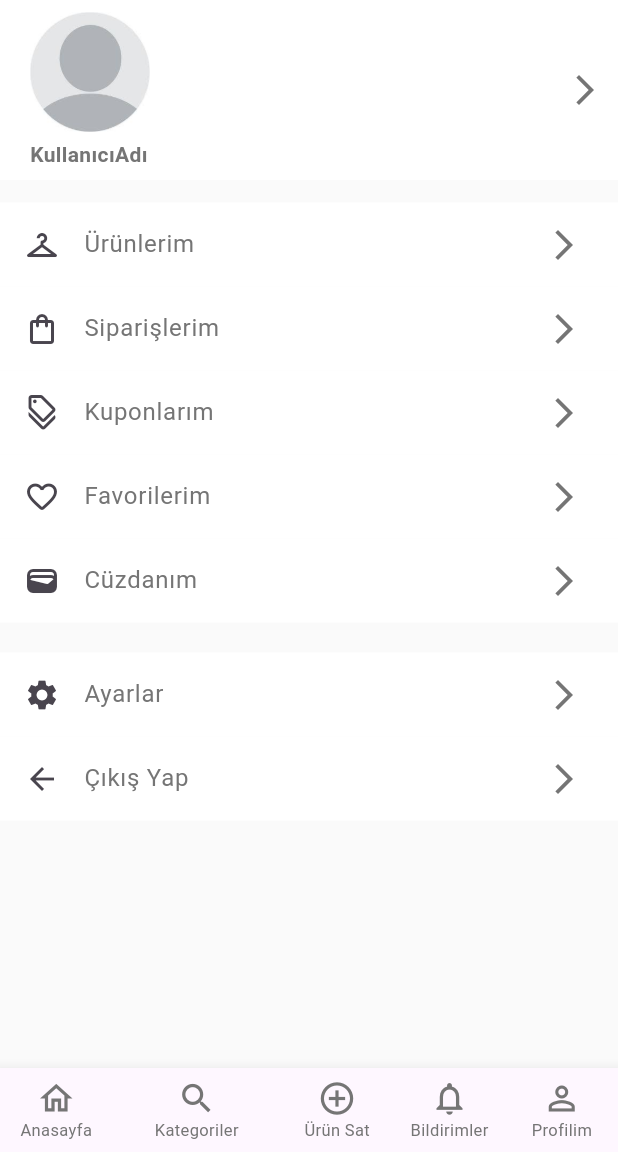
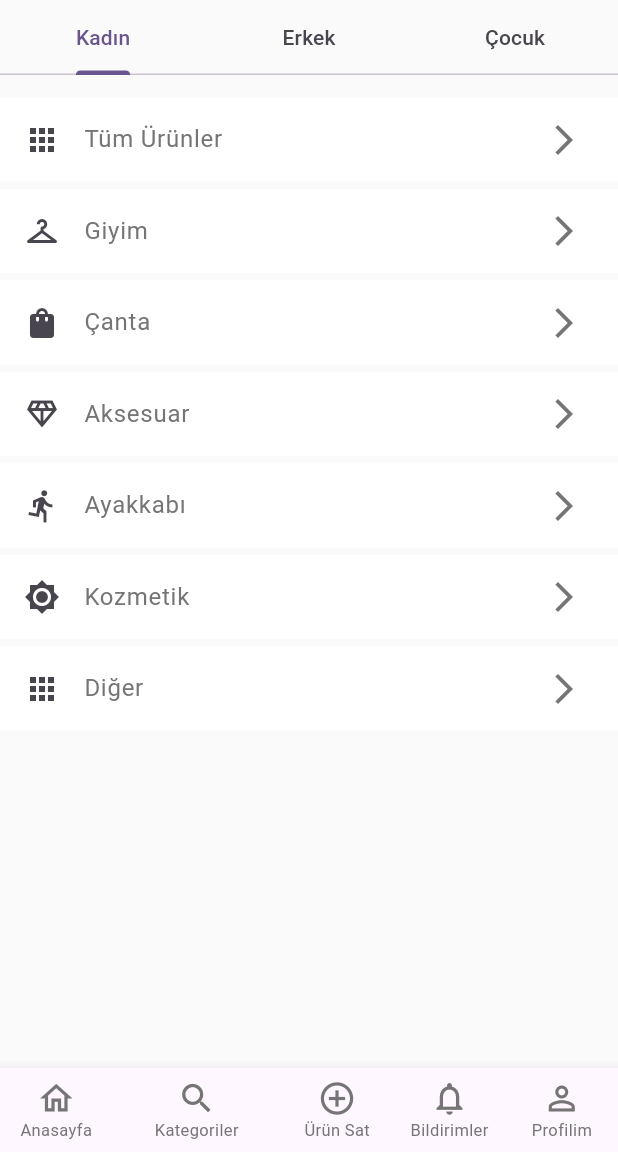
Before and after one commit to aysenurcftc/ShoppingAppFlutter, a Flutter app: the screen it shows after launch, item 2 of the bottom bar chosen, on a phone screen of 412 x 824 dp, the part 84-1236 px from its top. Run offline on Flutter 3.47's test engine with Material 2 defaults, Android fonts, the phone set to English and light mode, and no system bars.

Commit message:
added categories screen

```diff
--- a/lib/ui/bottomnav-screen.dart
+++ b/lib/ui/bottomnav-screen.dart
@@ -1,7 +1,9 @@
 
 import 'package:flutter/material.dart';
 import 'package:senior_project/ui/add-product-screen.dart';
+import 'package:senior_project/ui/categories_secreen.dart';
 import 'package:senior_project/ui/home-screen.dart';
+import 'package:senior_project/ui/notification_screen.dart';
 import 'package:senior_project/ui/profile-screen.dart';
 
 import '../widgets/bottomnavbar.dart';
@@ -19,8 +21,10 @@ class _HomeState extends State<Home> {
 
   final List<Widget> pages = [
       HomeScreen(),
+      CategoriesScreen(),
+      AddProductScreen(),
+      NotificationScreen(),
       ProfileScreen(),
-      AddProductScreen(),
   ];
 
   TextEditingController _searchController = TextEditingController();
@@ -87,6 +91,7 @@ class _HomeState extends State<Home> {
             ),
           ],
         ),
+
       ),
       body:IndexedStack(
         index: currentIndex,
--- /dev/null
+++ b/lib/ui/categories_secreen.dart
@@ -0,0 +1,39 @@
+import 'package:flutter/material.dart';
+import 'package:senior_project/ui/child-categories.dart';
+import 'package:senior_project/ui/man_categories.dart';
+import 'package:senior_project/ui/women_categories.dart';
+
+
+
+class CategoriesScreen extends StatelessWidget {
+  const CategoriesScreen({Key? key}) : super(key: key);
+
+  @override
+  Widget build(BuildContext context) {
+    return DefaultTabController(
+        length: 3,
+        child: Scaffold(
+        appBar: PreferredSize(
+          preferredSize: Size.fromHeight(50),
+          child: AppBar(
+            backgroundColor: Colors.grey.shade50,
+          bottom: TabBar(
+            tabs: [
+              Tab(text: "Kadın",),
+              Tab(text: "Erkek",),
+              Tab(text: "Çocuk",),
+            ],
+          ),
+          ),
+        ),
+      body:  const TabBarView(
+    children: [
+        WomenCategories(),
+        ManCategories(),
+        ChildCategories(),
+      ],
+      ),
+        ),
+    );
+  }
+}
--- /dev/null
+++ b/lib/ui/women_categories.dart
@@ -0,0 +1,180 @@
+import 'package:flutter/material.dart';
+
+class WomenCategories extends StatelessWidget {
+  const WomenCategories({Key? key}) : super(key: key);
+
+  @override
+  Widget build(BuildContext context) {
+
+    var screenSize = MediaQuery.of(context);
+    final double height = screenSize.size.height;
+    final double width = screenSize.size.width;
+
+
+    return Scaffold(
+      body: Column(
+        children: [
+
+          Padding(
+            padding: const EdgeInsets.only(top: 15),
+            child: Container(
+              color: Colors.white,
+              width: width,
+              child: ListTile(
+                leading: Icon(Icons.apps_outlined),
+                title: Row(
+                  children: [
+                    Text("Tüm Ürünler",
+                      style: TextStyle(
+                        color: Colors.grey.shade600,
+                      ),),
+                    Spacer(),
+                    Icon(Icons.arrow_forward_ios,
+                      color: Colors.grey.shade600,),
+                  ],
+                ),
+              ),
+            ),
+          ),
+
+          Padding(
+            padding: const EdgeInsets.only(top: 5),
+            child: Container(
+              color: Colors.white,
+              width: width,
+              child: ListTile(
+                leading: Icon(Icons.checkroom_outlined),
+                title: Row(
+                  children: [
+                    Text("Giyim",
+                      style: TextStyle(
+                        color: Colors.grey.shade600,
+                      ),),
+                    Spacer(),
+                    Icon(Icons.arrow_forward_ios,
+                      color: Colors.grey.shade600,),
+                  ],
+                ),
+              ),
+            ),
+          ),
+
+
+          Padding(
+            padding: const EdgeInsets.only(top: 5),
+            child: Container(
+              color: Colors.white,
+              width: width,
+              child: ListTile(
+                leading: Icon(Icons.shopping_bag_rounded),
+                title: Row(
+                  children: [
+                    Text("Çanta",
+                      style: TextStyle(
+                        color: Colors.grey.shade600,
+                      ),),
+                    Spacer(),
+                    Icon(Icons.arrow_forward_ios,
+                      color: Colors.grey.shade600,),
+                  ],
+                ),
+              ),
+            ),
+          ),
+
+
+          Padding(
+            padding: const EdgeInsets.only(top: 5),
+            child: Container(
+              color: Colors.white,
+              width: width,
+              child: ListTile(
+                leading: Icon(Icons.diamond_outlined),
+                title: Row(
+                  children: [
+                    Text("Aksesuar",
+                      style: TextStyle(
+                        color: Colors.grey.shade600,
+                      ),),
+                    Spacer(),
+                    Icon(Icons.arrow_forward_ios,
+                      color: Colors.grey.shade600,),
+                  ],
+                ),
+              ),
+            ),
+          ),
+
+          Padding(
+            padding: const EdgeInsets.only(top: 5),
+            child: Container(
+              color: Colors.white,
+              width: width,
+              child: ListTile(
+                leading: Icon(Icons.directions_run),
+                title: Row(
+                  children: [
+                    Text("Ayakkabı",
+                      style: TextStyle(
+                        color: Colors.grey.shade600,
+                      ),),
+                    Spacer(),
+                    Icon(Icons.arrow_forward_ios,
+                      color: Colors.grey.shade600,),
+                  ],
+                ),
+              ),
+            ),
+          ),
+
+
+          Padding(
+            padding: const EdgeInsets.only(top: 5),
+            child: Container(
+              color: Colors.white,
+              width: width,
+              child: ListTile(
+                leading: Icon(Icons.brightness_7),
+                title: Row(
+                  children: [
+                    Text("Kozmetik",
+                      style: TextStyle(
+                        color: Colors.grey.shade600,
+                      ),),
+                    Spacer(),
+                    Icon(Icons.arrow_forward_ios,
+                      color: Colors.grey.shade600,),
+                  ],
+                ),
+              ),
+            ),
+          ),
+
+          Padding(
+            padding: const EdgeInsets.only(top: 5),
+            child: Container(
+              color: Colors.white,
+              width: width,
+              child: ListTile(
+                leading: Icon(Icons.apps_outlined),
+                title: Row(
+                  children: [
+                    Text("Diğer",
+                      style: TextStyle(
+                        color: Colors.grey.shade600,
+                      ),),
+                    Spacer(),
+                    Icon(Icons.arrow_forward_ios,
+                      color: Colors.grey.shade600,),
+                  ],
+                ),
+              ),
+            ),
+          ),
+
+
+        ],
+      ),
+    );
+  }
+}
--- a/pubspec.yaml
+++ b/pubspec.yaml
@@ -39,6 +39,8 @@ dependencies:
 dev_dependencies:
   flutter_test:
     sdk: flutter
+
+
 
   # The "flutter_lints" package below contains a set of recommended lints to
   # encourage good coding practices. The lint set provided by the package is
```
Also changed, not shown: lib/ui/child-categories.dart (added, +159 -0 lines), lib/ui/man_categories.dart (added, +180 -0 lines), lib/ui/notification_screen.dart (added, +18 -0 lines).
